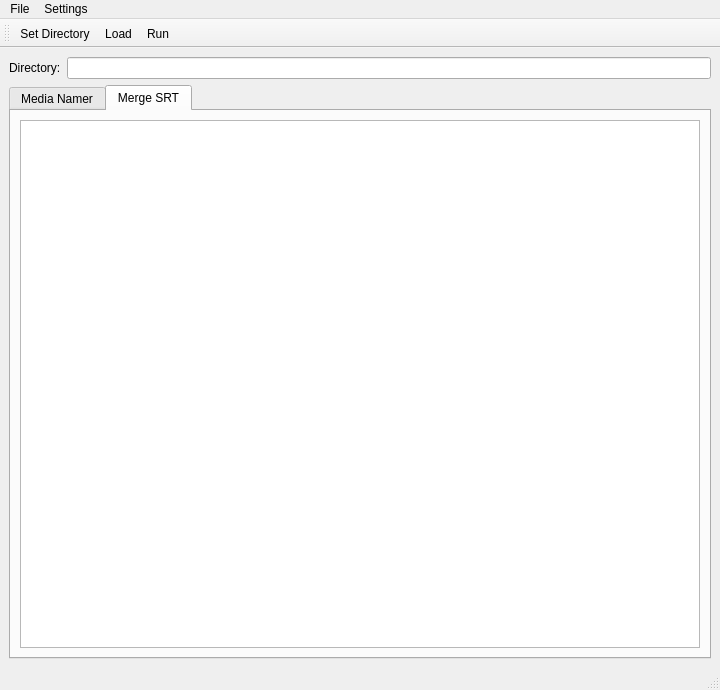
Qt form UI/MainWindow.ui (towel42-com/MediaManager) before a commit.
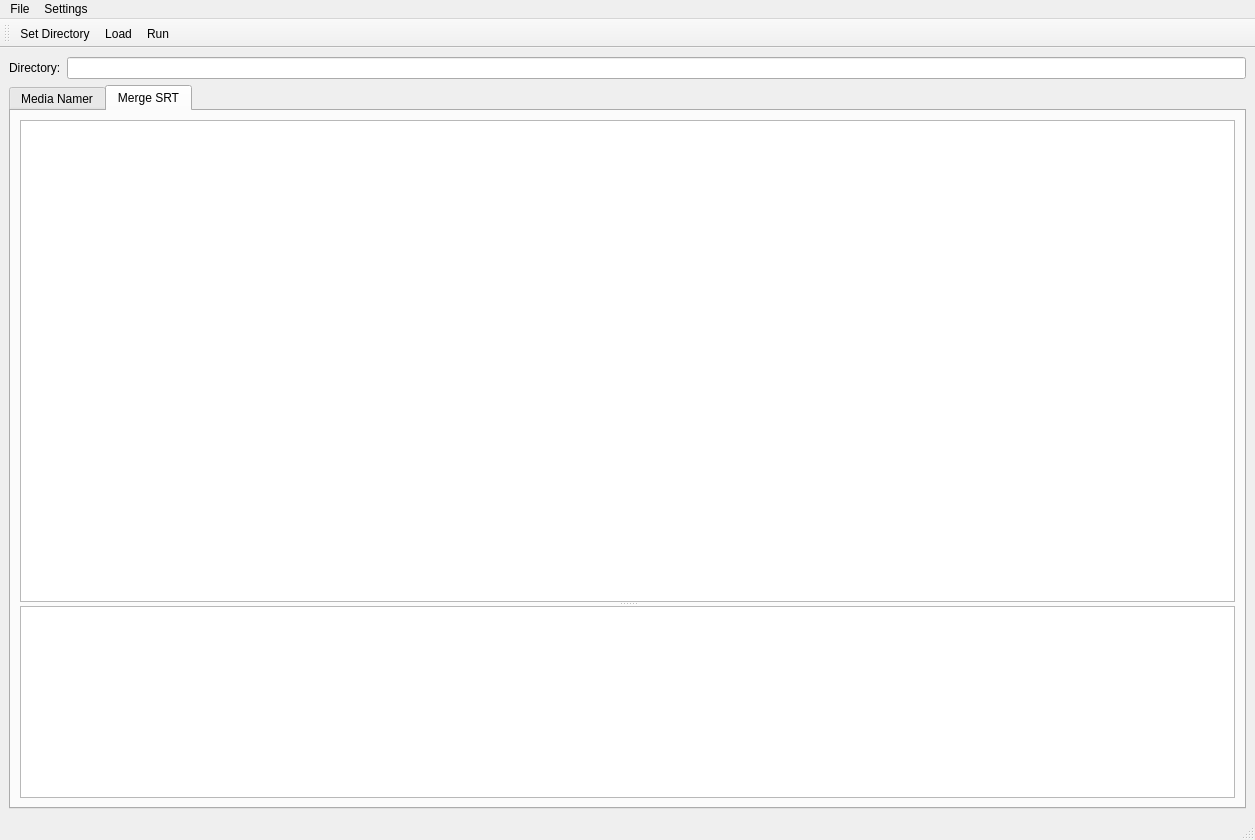
The same form after that commit. The open tabs and pages were chosen to show the change. Icons and pictures are not drawn. Custom widgets are drawn as their Qt base class.

```diff
--- a/UI/MainWindow.ui
+++ b/UI/MainWindow.ui
@@ -6,8 +6,8 @@
    <rect>
     <x>0</x>
     <y>0</y>
-    <width>720</width>
-    <height>690</height>
+    <width>1255</width>
+    <height>840</height>
    </rect>
   </property>
   <property name="windowTitle">
@@ -85,6 +85,10 @@
        </attribute>
        <layout class="QVBoxLayout" name="verticalLayout_2">
         <item>
+         <widget class="QSplitter" name="mergeSRTSplitter">
+          <property name="orientation">
+           <enum>Qt::Vertical</enum>
+          </property>
          <widget class="QTreeView" name="mergeSRTFiles">
           <property name="sizePolicy">
            <sizepolicy hsizetype="Expanding" vsizetype="Expanding">
@@ -102,6 +106,8 @@
            <bool>true</bool>
           </property>
          </widget>
+          <widget class="QPlainTextEdit" name="mergeSRTResults"/>
+         </widget>
         </item>
        </layout>
       </widget>
@@ -114,7 +120,7 @@
     <rect>
      <x>0</x>
      <y>0</y>
-     <width>720</width>
+     <width>1255</width>
      <height>22</height>
     </rect>
    </property>
```
Left out of the diff: 2 changed lines with no effect on the pictures. Lines whose indentation alone changed are shown as unchanged.
